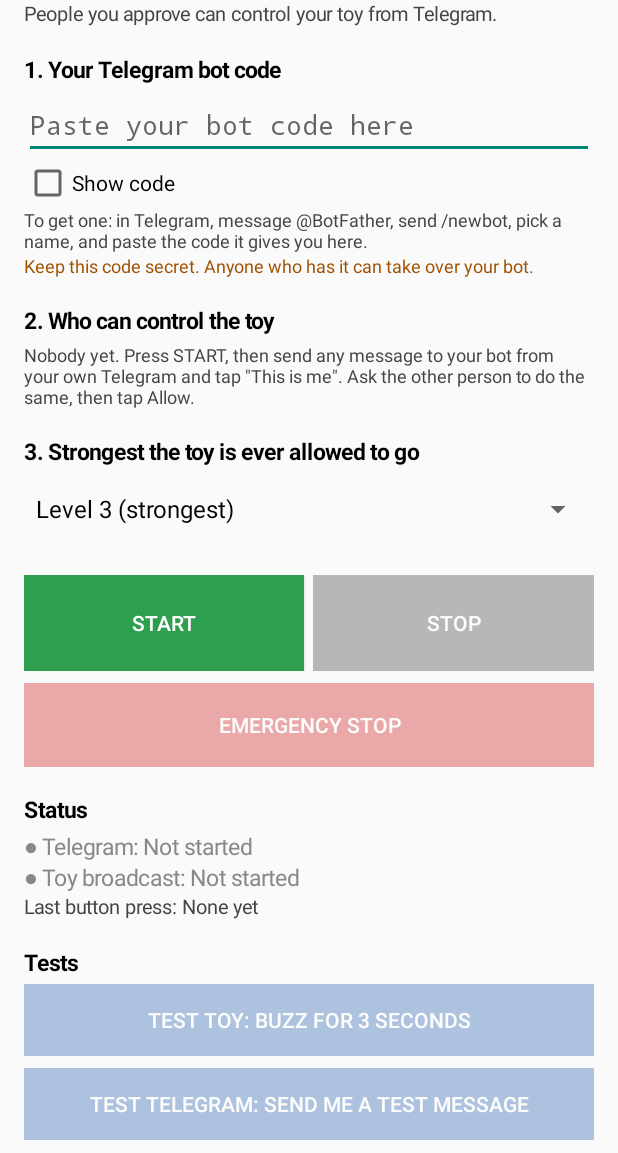
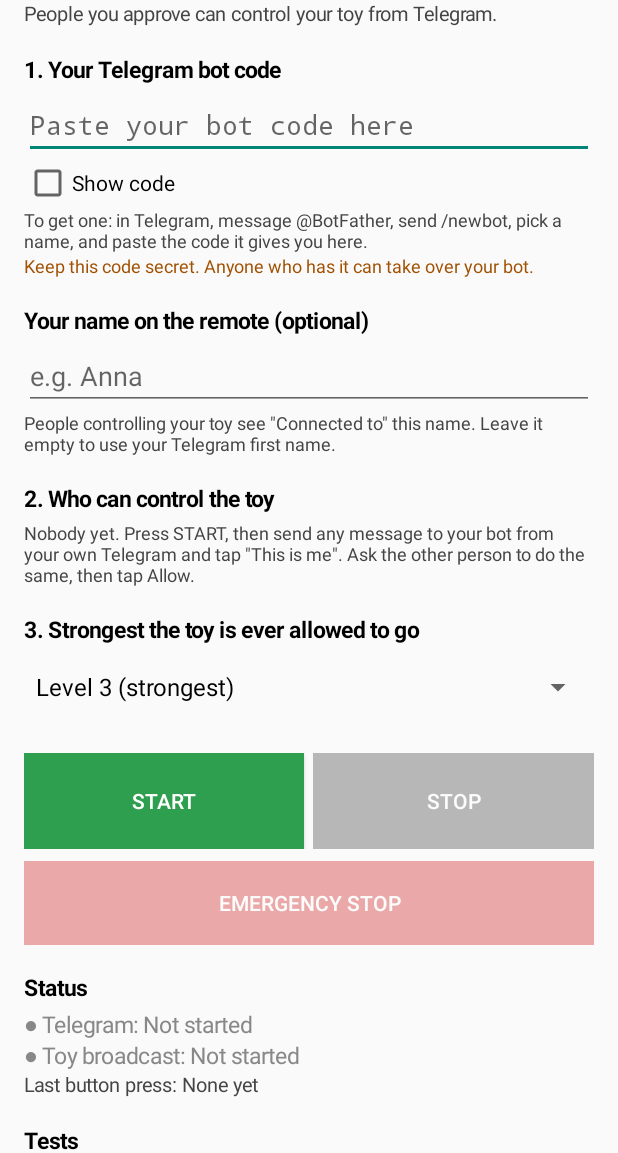
Before and after one commit to k3i13rj/Toy-Remote, an Android app: the screen it shows after launch (MainActivity), on a phone screen of 412 x 824 dp, the part 83-1236 px from its top. Run offline under Robolectric (Android 15) with nearby library versions, the phone set to English and light mode, and no system bars; 1 statement that could not run was skipped.

Commit message:
Show remote people whose toy they're connected to
Adds an optional 'Your name on the remote' setting; defaults to her
Telegram first name.

Co-Authored-By: Claude Opus 5.5 <noreply@anthropic.com>
Claude-Session: https://claude.ai/code/session_01UcR76usM7ZKJXyU4Wjra2p

```diff
--- a/app/src/main/java/com/toyremote/app/MainActivity.kt
+++ b/app/src/main/java/com/toyremote/app/MainActivity.kt
@@ -36,6 +36,7 @@ class MainActivity : Activity() {
     }
 
     private lateinit var tokenEdit: EditText
+    private lateinit var nameEdit: EditText
     private lateinit var maxSpinner: Spinner
     private lateinit var peopleBox: LinearLayout
     private lateinit var startBtn: Button
@@ -131,6 +132,17 @@ class MainActivity : Activity() {
         )
         root.addView(tv("Keep this code secret. Anyone who has it can take over your bot.", 12f, false, Color.parseColor("#A05000")))
 
+        // name shown on the remote
+        section(root, "Your name on the remote (optional)")
+        nameEdit = EditText(this).apply {
+            hint = "e.g. Anna"
+            setText(Store.shownName)
+            isSingleLine = true
+            inputType = InputType.TYPE_CLASS_TEXT
+        }
+        root.addView(nameEdit, LinearLayout.LayoutParams(MATCH, WRAP))
+        root.addView(tv("People controlling your toy see \"Connected to\" this name. Leave it empty to use your Telegram first name.", 12f))
+
         // 2. people
         section(root, "2. Who can control the toy")
         peopleBox = LinearLayout(this).apply { orientation = LinearLayout.VERTICAL }
@@ -225,6 +237,7 @@ class MainActivity : Activity() {
     private fun refresh() {
         val running = Bus.running
         tokenEdit.isEnabled = !running
+        nameEdit.isEnabled = !running
         maxSpinner.isEnabled = !running
         setBtn(startBtn, !running)
         setBtn(stopBtn, running)
@@ -351,6 +364,7 @@ class MainActivity : Activity() {
             return
         }
         Store.setSettings(token, maxSpinner.selectedItemPosition + 1)
+        Store.setShownName(nameEdit.text.toString())
         val need = neededPermissions()
         if (need.isNotEmpty()) {
             pendingStart = true
--- a/app/src/main/java/com/toyremote/app/Store.kt
+++ b/app/src/main/java/com/toyremote/app/Store.kt
@@ -57,6 +57,9 @@ object Store {
         private set
     var ownerName = ""
         private set
+    /** The name remote people see ("Connected to ..."). Blank = her Telegram first name. */
+    var shownName = ""
+        private set
 
     private val allowed = LinkedHashMap<Long, String>()
     private val pending = LinkedHashMap<Long, String>()
@@ -75,6 +78,7 @@ object Store {
         maxLevel = p.getInt("maxLevel", 3).coerceIn(1, 3)
         ownerId = p.getLong("ownerId", 0L)
         ownerName = p.getString("ownerName", "") ?: ""
+        shownName = p.getString("shownName", "") ?: ""
         decode(p.getString("allowed", ""), allowed)
         decode(p.getString("pending", ""), pending)
         p.getString("denied", "")?.split(";")?.mapNotNull { it.toLongOrNull() }?.let { denied.addAll(it) }
@@ -98,6 +102,7 @@ object Store {
             ?.putInt("maxLevel", maxLevel)
             ?.putLong("ownerId", ownerId)
             ?.putString("ownerName", ownerName)
+            ?.putString("shownName", shownName)
             ?.putString("allowed", encode(allowed))
             ?.putString("pending", encode(pending))
             ?.putString("denied", denied.joinToString(";"))
@@ -105,6 +110,15 @@ object Store {
         version++
         Bus.changed()
     }
+
+    @Synchronized fun setShownName(name: String) {
+        shownName = clean(name.trim())
+        save()
+    }
+
+    /** What remote people see, e.g. "Anna". Empty if nothing is known yet. */
+    @Synchronized fun nameForRemote(): String =
+        shownName.ifBlank { ownerName.substringBefore(" (@").substringBefore(" ").trim() }
 
     @Synchronized fun setSettings(newToken: String, newMax: Int) {
         if (newToken != token) {
```
Also changed, not shown: app/src/main/java/com/toyremote/app/RemoteService.kt (+7 -2 lines), 1 other file.
